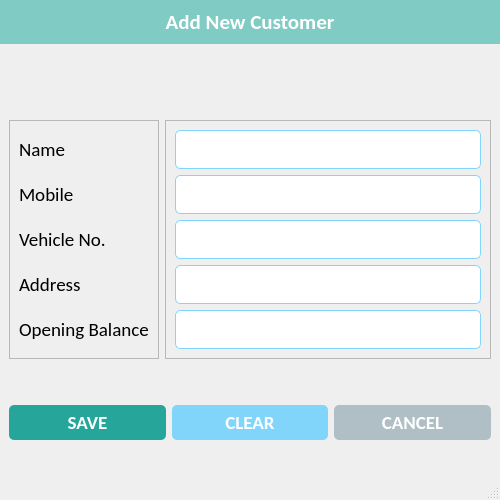
Qt form ui/add_customer.ui (CodeWithEhtisham/Diesel-Pump) before a commit.
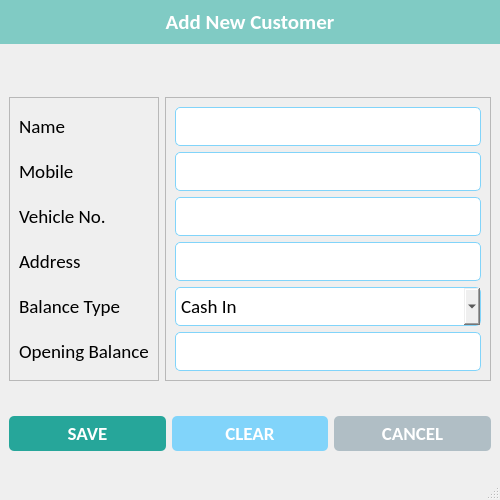
The same form after that commit. Icons and pictures are not drawn.

Diff of the .ui file:
```diff
--- a/ui/add_customer.ui
+++ b/ui/add_customer.ui
@@ -66,7 +66,7 @@
 	color: white;
 }
 
-QLineEdit {
+QLineEdit, QComboBox {
 	border-radius: 5px;
 	padding: 5px 5px;
 	border: 1px solid #81d4fa;
@@ -176,6 +176,19 @@
             </property>
            </widget>
           </item>
+          <item>
+           <widget class="QLabel" name="lbl_balance_type">
+            <property name="font">
+             <font>
+              <family>Calibri</family>
+              <pointsize>14</pointsize>
+             </font>
+            </property>
+            <property name="text">
+             <string>Balance Type</string>
+            </property>
+           </widget>
+          </item>
           <item>
            <widget class="QLabel" name="lbl_balance">
             <property name="font">
@@ -241,6 +254,26 @@
             </property>
            </widget>
           </item>
+          <item>
+           <widget class="QComboBox" name="balance_type">
+            <property name="font">
+             <font>
+              <family>Calibri</family>
+              <pointsize>14</pointsize>
+             </font>
+            </property>
+            <item>
+             <property name="text">
+              <string>Cash In</string>
+             </property>
+            </item>
+            <item>
+             <property name="text">
+              <string>Cash Out</string>
+             </property>
+            </item>
+           </widget>
+          </item>
           <item>
            <widget class="QLineEdit" name="txt_balance">
             <property name="font">
```
Left out of the diff: 10 changed lines with no effect on the pictures.
